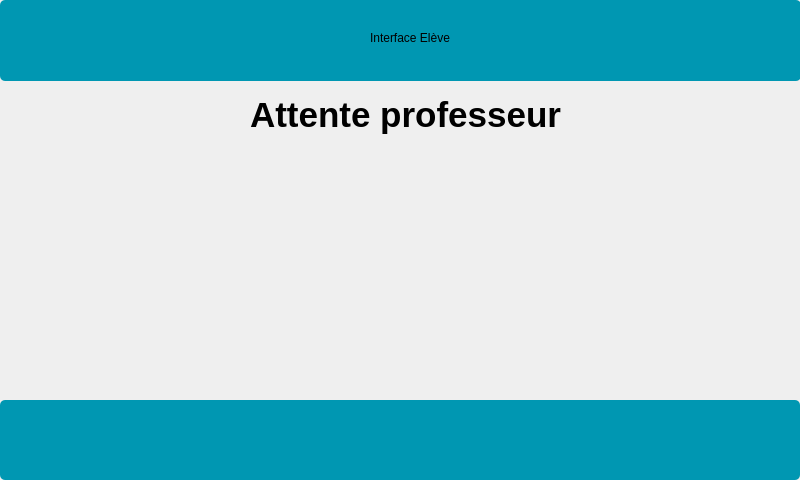
Before: the Qt Designer form InterfaceEleve/mainwindow.ui in Sam-Depardieu/Labo-de-langue, drawn with Qt 5.
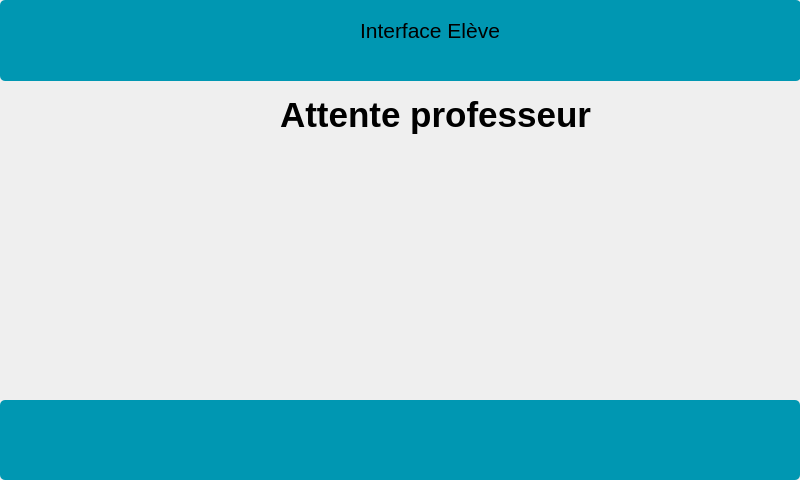
After: the same form once the commit is applied.

The edit to the form file:
```diff
--- a/InterfaceEleve/mainwindow.ui
+++ b/InterfaceEleve/mainwindow.ui
@@ -51,12 +51,17 @@
    <widget class="QLabel" name="label">
     <property name="geometry">
      <rect>
-      <x>370</x>
-      <y>30</y>
-      <width>101</width>
-      <height>16</height>
+      <x>360</x>
+      <y>15</y>
+      <width>181</width>
+      <height>31</height>
      </rect>
     </property>
+    <property name="font">
+     <font>
+      <pointsize>16</pointsize>
+     </font>
+    </property>
     <property name="text">
      <string>Interface Elève</string>
     </property>
@@ -64,10 +69,10 @@
    <widget class="QLabel" name="label_2">
     <property name="geometry">
      <rect>
-      <x>250</x>
+      <x>280</x>
       <y>70</y>
-      <width>321</width>
-      <height>91</height>
+      <width>320</width>
+      <height>90</height>
      </rect>
     </property>
     <property name="text">
@@ -77,10 +82,10 @@
    <widget class="QLabel" name="label_Loading">
     <property name="geometry">
      <rect>
-      <x>310</x>
+      <x>325</x>
       <y>160</y>
-      <width>191</width>
-      <height>121</height>
+      <width>150</width>
+      <height>150</height>
      </rect>
     </property>
     <property name="styleSheet">
```
